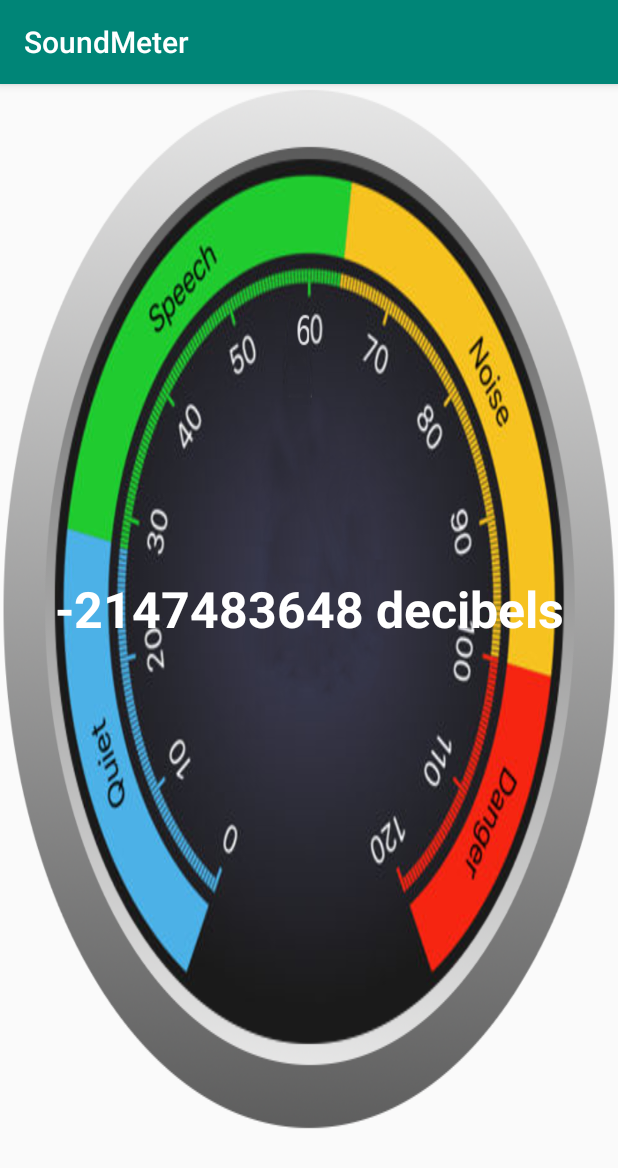
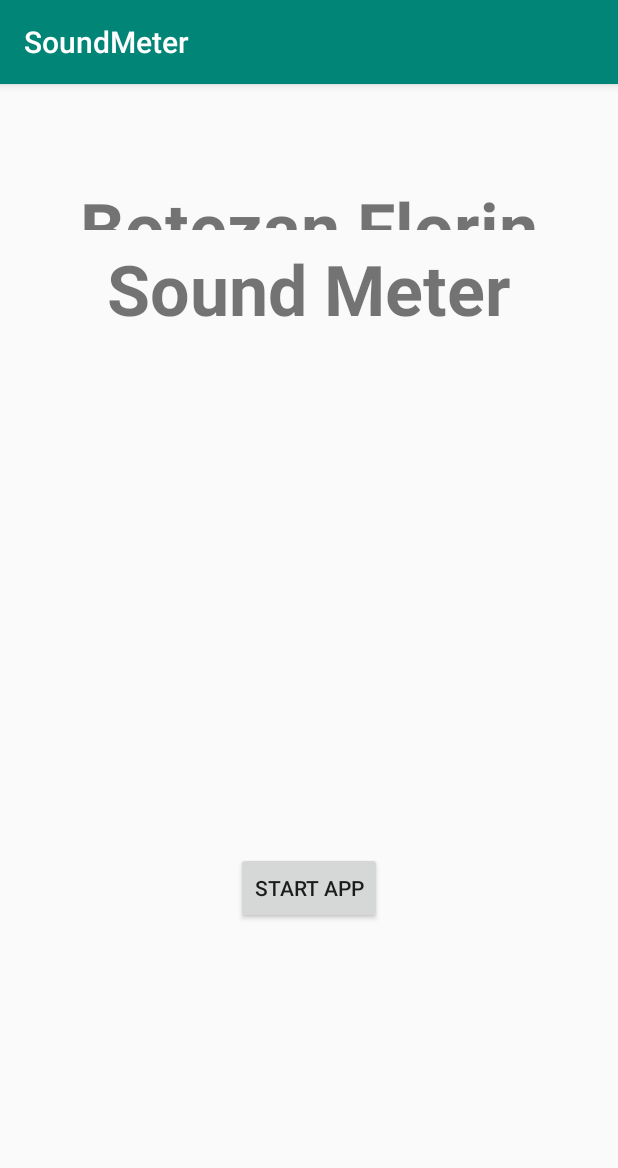
Before and after one commit to FlorinnB/FlorinnB.github.io, an Android app: the screen it shows after launch (MainActivity before the commit, MainPage after it), on a phone screen of 412 x 824 dp. Shown: the top 1168 px of the screen. Run offline under Robolectric (Android 15) with nearby library versions, the phone set to English and light mode, and no system bars.

Commit message:
updated version
added a start page

```diff
--- /dev/null
+++ b/SoundMeter/app/src/main/java/com/example/flori/soundmeter/MainPage.java
@@ -0,0 +1,20 @@
+package com.example.flori.soundmeter;
+
+import android.content.Intent;
+import android.os.Bundle;
+import android.support.v7.app.AppCompatActivity;
+import android.view.View;
+
+public class MainPage extends AppCompatActivity {
+    @Override
+    public void onCreate(Bundle savedInstanceState) {
+        super.onCreate(savedInstanceState);
+        setContentView(R.layout.main_page);
+    }
+
+    public void StartMonitor (View view){
+        Intent StartActivity = new Intent(this, MainActivity.class);
+        startActivity(StartActivity);
+    }
+
+}
--- a/SoundMeter/app/src/main/res/layout/activity_main.xml
+++ b/SoundMeter/app/src/main/res/layout/activity_main.xml
@@ -1,6 +1,7 @@
 <?xml version="1.0" encoding="utf-8"?>
 <RelativeLayout xmlns:android="http://schemas.android.com/apk/res/android"
     xmlns:app="http://schemas.android.com/apk/res-auto"
+    xmlns:tools="http://schemas.android.com/tools"
     android:layout_width="match_parent"
     android:layout_height="match_parent">
 
@@ -9,16 +10,18 @@
         android:layout_width="wrap_content"
         android:layout_height="wrap_content"
         android:layout_alignParentStart="true"
+        android:layout_alignParentLeft="true"
         android:layout_alignParentTop="true"
-        android:layout_marginTop="0dp"
-        android:background="@drawable/sound"
+
+        android:layout_marginStart="152dp"
+
+        android:layout_marginLeft="152dp"
+        android:layout_marginTop="247dp"
         android:gravity="center"
-
         android:text="@string/decibel_formatted_text"
-        android:textColor="#ffffff"
+        android:textColor="#000"
         android:textSize="50px"
         android:textStyle="bold" />
 
 
-
 </RelativeLayout>
--- /dev/null
+++ b/SoundMeter/app/src/main/res/layout/main_page.xml
@@ -0,0 +1,48 @@
+<?xml version="1.0" encoding="utf-8"?>
+<android.support.constraint.ConstraintLayout xmlns:android="http://schemas.android.com/apk/res/android"
+    xmlns:app="http://schemas.android.com/apk/res-auto"
+    xmlns:tools="http://schemas.android.com/tools"
+    android:layout_width="match_parent"
+    android:layout_height="match_parent">
+
+
+    <Button
+        android:id="@+id/button"
+        android:layout_width="wrap_content"
+        android:layout_height="wrap_content"
+        android:layout_marginBottom="208dp"
+        android:text="Start app"
+        app:layout_constraintBottom_toBottomOf="parent"
+        app:layout_constraintEnd_toEndOf="parent"
+        app:layout_constraintHorizontal_bias="0.5"
+        app:layout_constraintStart_toStartOf="parent"
+        android:onClick="StartMonitor"/>
+
+    <TextView
+        android:id="@+id/textView"
+        android:layout_width="wrap_content"
+        android:layout_height="33dp"
+        android:layout_marginTop="64dp"
+        android:text="Botezan Florin"
+        android:textAllCaps="false"
+        android:textSize="70px"
+        android:textStyle="bold"
+        app:layout_constraintEnd_toEndOf="parent"
+        app:layout_constraintStart_toStartOf="parent"
+        app:layout_constraintTop_toTopOf="parent" />
+
+    <TextView
+        android:id="@+id/textView2"
+        android:layout_width="wrap_content"
+        android:layout_height="wrap_content"
+        android:layout_marginTop="8dp"
+        android:text="Sound Meter"
+        android:textSize="70px"
+        android:textStyle="bold"
+        app:layout_constraintEnd_toEndOf="parent"
+        app:layout_constraintHorizontal_bias="0.498"
+        app:layout_constraintStart_toStartOf="parent"
+        app:layout_constraintTop_toBottomOf="@+id/textView" />
+
+
+</android.support.constraint.ConstraintLayout>
--- a/SoundMeter/app/src/main/res/values/strings.xml
+++ b/SoundMeter/app/src/main/res/values/strings.xml
@@ -1,5 +1,5 @@
 <resources>
     <string name="app_name">SoundMeter</string>
-    <string name="decibel_formatted_text">%1$s decibels</string>
+    <string name="decibel_formatted_text">%1$s decibel</string>
     <string name="todo">TODO</string>
 </resources>
```
Also changed, not shown: SoundMeter/app/src/main/AndroidManifest.xml (+14 -2 lines).
